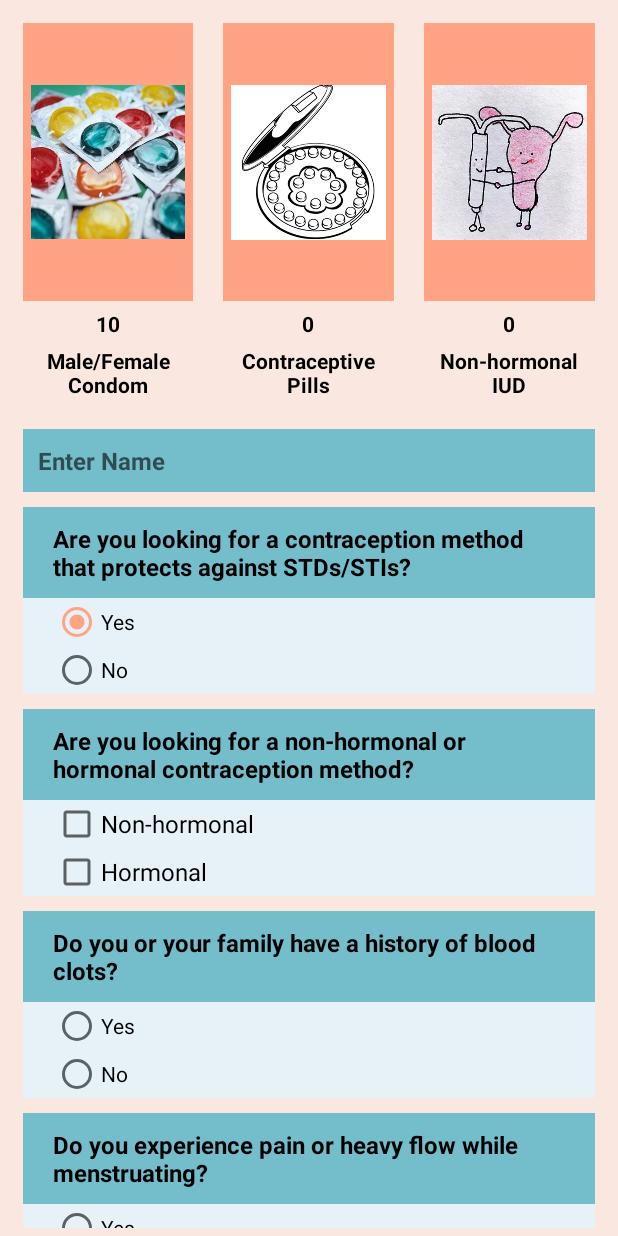
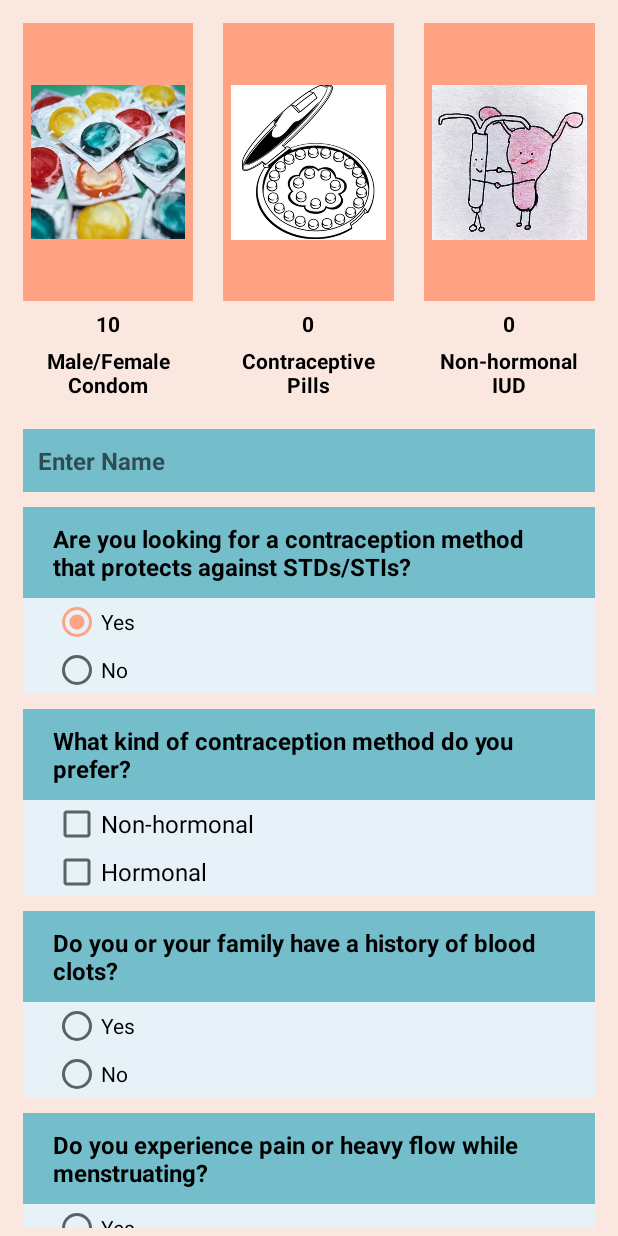
Before and after one commit to NoaBar/BCquiz, an Android app: the screen it shows after launch (MainActivity), after a tap on "Yes", on a phone screen of 412 x 824 dp. Run offline under Robolectric (Android 15) with nearby library versions, the phone set to English and light mode, and no system bars; libraries missing offline, so code that uses them is left out: java.security.acl.

Commit message:
grading question 2 is fixed.
To Do: add "more than 1 answer is possible" to question_2.

```diff
--- a/app/src/main/java/com/noah/bcquiz/MainActivity.java
+++ b/app/src/main/java/com/noah/bcquiz/MainActivity.java
@@ -50,11 +50,11 @@ public class MainActivity extends AppCompatActivity {
      * and the final answer after clicking the finish button.
      */
     public void displayAlerts() {
-        EditText nameInput = (EditText)findViewById(R.id.name);
+        EditText nameInput = (EditText) findViewById(R.id.name);
         String name = nameInput.getText().toString();
 
-        if (name.matches("")){
-            name="there";
+        if (name.matches("")) {
+            name = "there";
         }
 
         if (!alertSeen) {
@@ -72,7 +72,7 @@ public class MainActivity extends AppCompatActivity {
         if (showFinalAnswer) {
             new AlertDialog.Builder(this)
                     .setTitle(R.string.final_answer_title)
-                    .setMessage("Hi " + name +",\n" + getString(R.string.final_answer_text_1) + " " + findBestMethod() + " "
+                    .setMessage("Hi " + name + ",\n" + getString(R.string.final_answer_text_1) + " " + findBestMethod() + " "
                             + getString(R.string.final_answer_text_2) + getString(R.string.final_answer_text_3))
                     .setNeutralButton(R.string.ok_button_final_answer, new DialogInterface.OnClickListener() {
                         public void onClick(DialogInterface dialog, int which) {
@@ -165,12 +165,26 @@ public class MainActivity extends AppCompatActivity {
             displayPillsGrade(pillsGrade);
             iudGrade += 10;
             displayIudGrade(iudGrade);
+        } else {
+            condomGrade += 0;
+            displayCondomGrade(condomGrade);
+            pillsGrade += 0;
+            displayPillsGrade(pillsGrade);
+            iudGrade += 0;
+            displayIudGrade(iudGrade);
         }
 
         if (answer_2_hormonal) {
             condomGrade += 0;
             displayCondomGrade(condomGrade);
             pillsGrade += 10;
+            displayPillsGrade(pillsGrade);
+            iudGrade += 0;
+            displayIudGrade(iudGrade);
+        } else {
+            condomGrade += 0;
+            displayCondomGrade(condomGrade);
+            pillsGrade += 0;
             displayPillsGrade(pillsGrade);
             iudGrade += 0;
             displayIudGrade(iudGrade);
@@ -281,9 +295,6 @@ public class MainActivity extends AppCompatActivity {
      */
     public boolean findIfAllQuestionsAnswered() {
 
-
-        EditText nameInput = (EditText)findViewById(R.id.name);
-
         RadioGroup answer_1 = (RadioGroup) findViewById(R.id.answer_1);
         CheckBox answer_2_non = (CheckBox) findViewById(R.id.answer_2_non_hormonal);
         boolean answer_2_non_hormonal = answer_2_non.isChecked();
@@ -373,7 +384,7 @@ public class MainActivity extends AppCompatActivity {
         iudGrade = 0;
         displayIudGrade(iudGrade);
 
-        EditText nameInput = (EditText)findViewById(R.id.name);
+        EditText nameInput = (EditText) findViewById(R.id.name);
         RadioGroup answer_1 = (RadioGroup) findViewById(R.id.answer_1);
         CheckBox answer_2_non = (CheckBox) findViewById(R.id.answer_2_non_hormonal);
         CheckBox answer_2_horm = (CheckBox) findViewById(R.id.answer_2_hormonal);
--- a/app/src/main/res/layout/activity_main.xml
+++ b/app/src/main/res/layout/activity_main.xml
@@ -85,12 +85,11 @@
 
             <EditText
                 android:id="@+id/name"
+                style="@style/questions"
                 android:layout_width="match_parent"
                 android:layout_height="wrap_content"
                 android:hint="@string/enter_name"
-                android:inputType="textCapWords"
-                style="@style/questions"
-                />
+                android:inputType="textCapWords" />
 
             <TextView
                 android:id="@+id/question_1"
@@ -143,26 +142,24 @@
                 android:layout_marginStart="10dp"
                 android:background="@color/babyBlue"
                 android:orientation="vertical"
-                android:paddingStart="10dp"
-                android:paddingEnd="10dp">
+                android:paddingEnd="10dp"
+                android:paddingStart="10dp">
 
                 <CheckBox
                     android:id="@+id/answer_2_non_hormonal"
                     style="@style/checkbox"
                     android:layout_width="match_parent"
                     android:layout_height="wrap_content"
-                    android:text="@string/non_hormonal"
                     android:onClick="answers_check"
-                    />
+                    android:text="@string/non_hormonal" />
 
                 <CheckBox
                     android:id="@+id/answer_2_hormonal"
                     style="@style/checkbox"
                     android:layout_width="match_parent"
                     android:layout_height="wrap_content"
-                    android:text="@string/hormonal"
                     android:onClick="answers_check"
-                    />
+                    android:text="@string/hormonal" />
             </LinearLayout>
 
 
--- a/app/src/main/res/values/strings.xml
+++ b/app/src/main/res/values/strings.xml
@@ -12,7 +12,7 @@
     <string name="condom_grade">0</string>
 
     <string name="question_1">Are you looking for a contraception method that protects against STDs/STIs?</string>
-    <string name="question_2">Are you looking for a non-hormonal or hormonal contraception method?</string>
+    <string name="question_2">What kind of contraception method do you prefer?</string>
     <string name="question_3">Do you or your family have a history of blood clots?</string>
     <string name="question_4">Do you experience pain or heavy flow while menstruating?</string>
     <string name="question_5">Do you plan to conceive in the very near future?</string>
```
